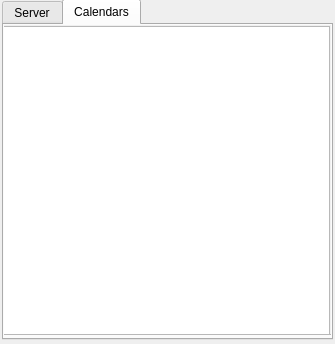
Trim/qtmoko, file src/3rdparty/applications/getcal/editserver.ui: the form before one commit.
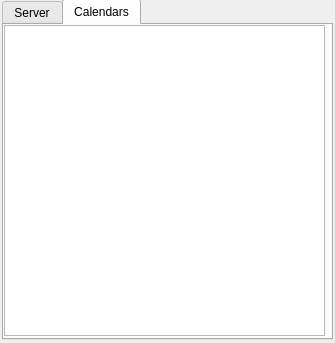
The form after the commit. The open tabs and pages were chosen to show the change.

Commit message: Simplifies GUI : we don't need scroll area with QListWidget

Diff of the .ui file:
```diff
--- a/src/3rdparty/applications/getcal/editserver.ui
+++ b/src/3rdparty/applications/getcal/editserver.ui
@@ -7,18 +7,15 @@
     <x>0</x>
     <y>0</y>
     <width>335</width>
-    <height>344</height>
+    <height>343</height>
    </rect>
   </property>
-  <property name="sizePolicy">
-   <sizepolicy hsizetype="Expanding" vsizetype="Expanding">
-    <horstretch>0</horstretch>
-    <verstretch>0</verstretch>
-   </sizepolicy>
-  </property>
   <property name="windowTitle">
    <string>Form</string>
   </property>
+  <property name="autoFillBackground">
+   <bool>true</bool>
+  </property>
   <widget class="QTabWidget" name="serverTab">
    <property name="geometry">
     <rect>
@@ -28,12 +25,6 @@
      <height>341</height>
     </rect>
    </property>
-   <property name="sizePolicy">
-    <sizepolicy hsizetype="Expanding" vsizetype="Expanding">
-     <horstretch>0</horstretch>
-     <verstretch>0</verstretch>
-    </sizepolicy>
-   </property>
    <property name="currentIndex">
     <number>0</number>
    </property>
@@ -136,38 +127,15 @@
     <attribute name="title">
      <string>Calendars</string>
     </attribute>
-    <widget class="QScrollArea" name="scrollArea">
+    <widget class="QListWidget" name="listWidget">
      <property name="geometry">
       <rect>
-       <x>-1</x>
-       <y>-1</y>
-       <width>331</width>
+       <x>0</x>
+       <y>0</y>
+       <width>321</width>
        <height>311</height>
       </rect>
      </property>
-     <property name="widgetResizable">
-      <bool>true</bool>
-     </property>
-     <widget class="QWidget" name="scrollAreaWidgetContents">
-      <property name="geometry">
-       <rect>
-        <x>0</x>
-        <y>0</y>
-        <width>329</width>
-        <height>309</height>
-       </rect>
-      </property>
-      <widget class="QListView" name="listView">
-       <property name="geometry">
-        <rect>
-         <x>-5</x>
-         <y>1</y>
-         <width>331</width>
-         <height>311</height>
-        </rect>
-       </property>
-      </widget>
-     </widget>
     </widget>
    </widget>
   </widget>
```
Left out of the diff: 36 changed lines with no effect on the pictures. The commit also changes 1 other file.
